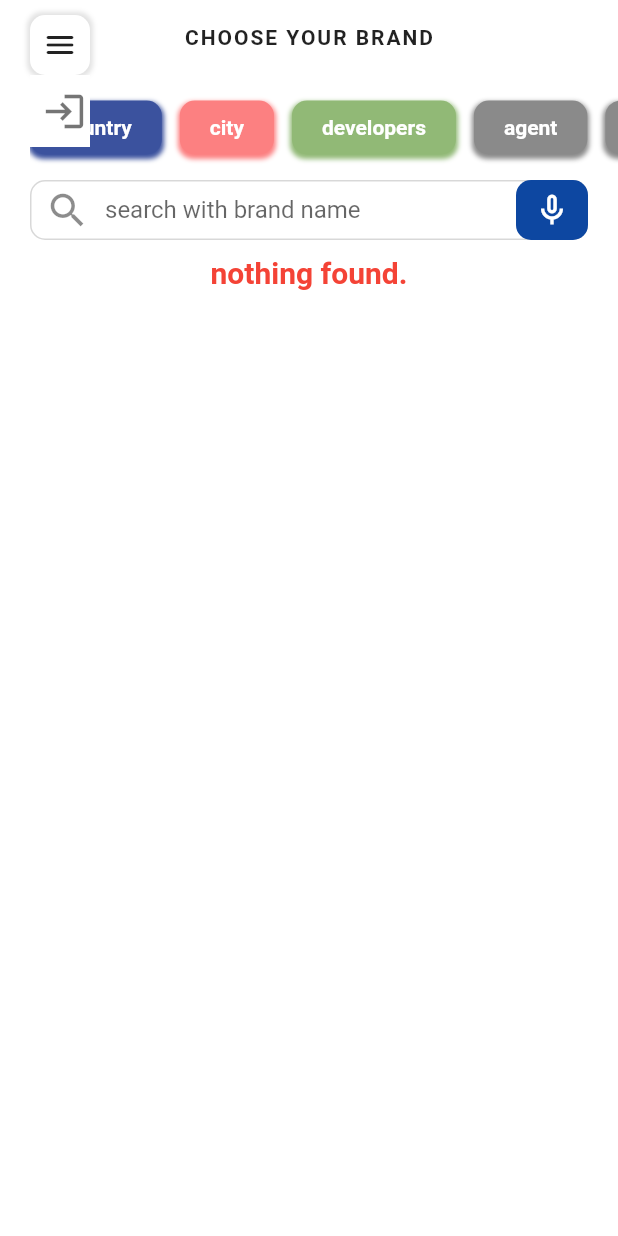
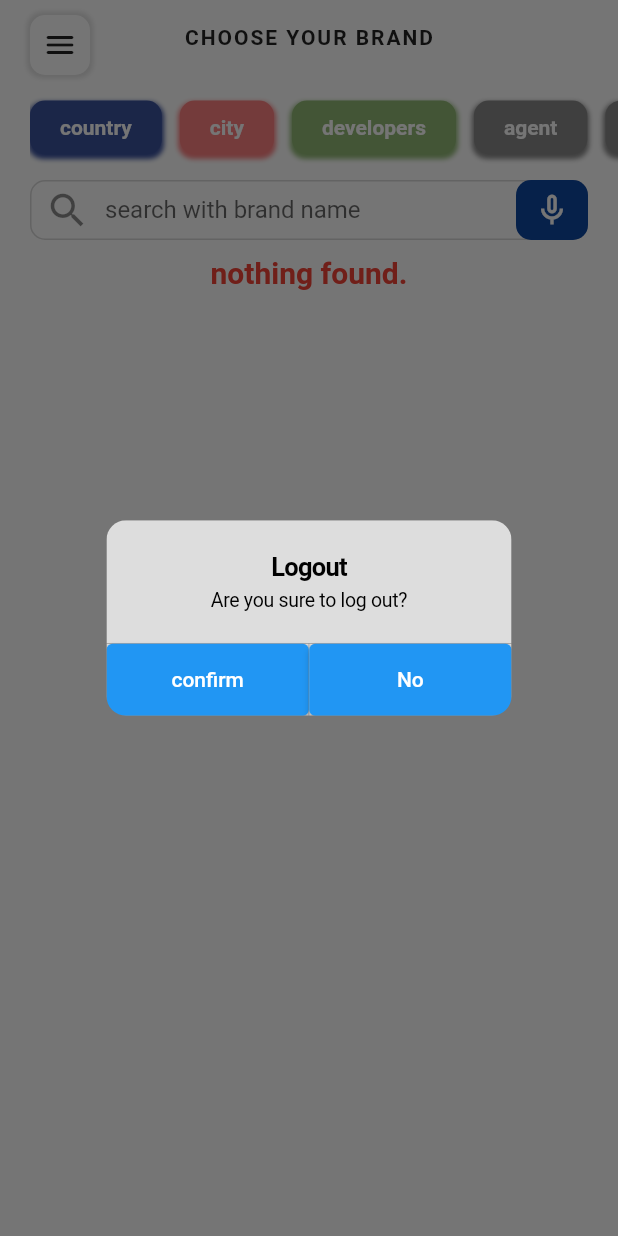
Before and after one commit to tanvir5230/live, a Flutter app: the screen it shows once a user with an empty profile is signed in, after a tap on the "menu" icon, on a phone screen of 412 x 824 dp. Run offline on Flutter 3.47's test engine with Material 2 defaults, Android fonts, the phone set to English and light mode, and no system bars; our stand-ins replace cloud_firestore, firebase_auth, firebase_core; accounts and stored records are empty.

Commit message:
homepage fully competed

```diff
--- a/lib/screens/home/home.dart
+++ b/lib/screens/home/home.dart
@@ -76,6 +76,7 @@ class _HomeState extends State<Home> {
       selectedCityName = value;
       enabledCityFilter = !enabledCityFilter;
     });
+    print(selectedCityName);
   }
 
   void cancelCitytyFilter() {
--- a/lib/screens/home/sideSmallMenu.dart
+++ b/lib/screens/home/sideSmallMenu.dart
@@ -10,7 +10,7 @@ class MyMenu extends StatefulWidget {
 }
 
 class _MyMenuState extends State<MyMenu> {
-  double height = 0.0;
+  //double height = 0.0;
   @override
   Widget build(BuildContext context) {
     return Container(
@@ -30,7 +30,6 @@ class _MyMenuState extends State<MyMenu> {
                     color: Colors.grey.withOpacity(0.3),
                     spreadRadius: 2,
                     blurRadius: 2,
-                      //offset: Offset(3,3) // changes position of shadow
                   ),
                 ],
               ),
@@ -38,35 +37,67 @@ class _MyMenuState extends State<MyMenu> {
                 splashColor: Colors.grey,
                 padding: EdgeInsets.zero,
                 icon: Icon(Icons.menu_rounded),
-                  onPressed: () {
-                    setState(() {
-                      height == 0 ? height = 100 : height = 0;
-                    });
-                  },
+                onPressed: () async {
+                  // setState(() {
+                  //   //height == 0 ? height = 100 : height = 0;
+                  // });
+                  return await showDialog(
+                    context: context,
+                    builder: (BuildContext context) {
+                      return Padding(
+                        padding: const EdgeInsets.all(20.0),
+                        child: CupertinoAlertDialog(
+                          title: Text(
+                            "Logout",
+                            textAlign: TextAlign.center,
+                            style: TextStyle(fontWeight: FontWeight.bold),
                           ),
-              )),
-          SizedBox(
-            width: 40,
-            height: height,
-            child: Container(
-              //color: Colors.red,
-              child: Column(
-                children: [
-                  Container(
-                    color: Colors.white,
-                    child: IconButton(
-                      color: Colors.black54,
-                      iconSize: 30,
+                          content: Text('Are you sure to log out?'),
+                          actions: [
+                            ElevatedButton(
                               onPressed: () {
                                 AuthService().signOut();
+                                Navigator.pop(context);
                               },
-                      icon: Icon(Icons.login_outlined),
+                              child: Text('confirm'),
                             ),
+                            ElevatedButton(
+                              onPressed: () {
+                                Navigator.pop(context);
+                              },
+                              child: Text('No'),
                             ),
                           ],
                         ),
+                      );
+                    },
+                  );
+                },
               ),
             ),
+          ),
+          // SizedBox(
+          //   width: 40,
+          //   height: height,
+          //   child: Container(
+          //     //color: Colors.red,
+          //     child: Column(
+          //       children: [
+          //         Container(
+          //           color: Colors.white,
+          //           child: IconButton(
+          //             color: Colors.black54,
+          //             iconSize: 30,
+          //             onPressed: () {
+          //               AuthService().signOut();
+          //             },
+          //             icon: Icon(Icons.login_outlined),
+          //           ),
+          //         ),
+          //       ],
+          //     ),
+          //   ),
+          // ),
         ],
       ),
     );
```
Also changed, not shown: lib/screens/home/renderBrands.dart (+32 -2 lines). Lines whose indentation alone changed are shown as unchanged.
